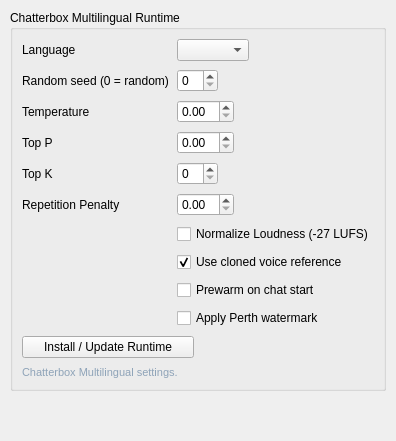
Above: addons/chatterbox_multilingual_tts/ui/chatterbox_tts.ui from Rakile/NeuralCompanion before the change. Below: the same form after it.
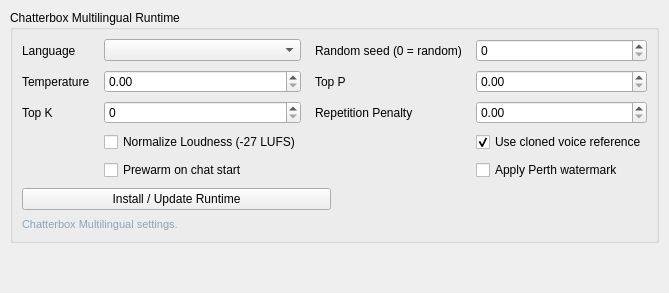
That is the form after the change.

Commit message: Add multilingual TTS UI bindings and tutorial updates

Diff of the .ui file:
```diff
--- a/addons/chatterbox_multilingual_tts/ui/chatterbox_tts.ui
+++ b/addons/chatterbox_multilingual_tts/ui/chatterbox_tts.ui
@@ -25,9 +25,12 @@
        <number>8</number>
       </property>
       <item>
-       <layout class="QFormLayout" name="chatterboxMultilingualForm">
-        <property name="fieldGrowthPolicy">
-         <enum>QFormLayout::FieldGrowthPolicy::ExpandingFieldsGrow</enum>
+       <layout class="QGridLayout" name="chatterboxMultilingualForm">
+        <property name="horizontalSpacing">
+         <number>14</number>
+        </property>
+        <property name="verticalSpacing">
+         <number>8</number>
         </property>
         <item row="0" column="0">
          <widget class="QLabel" name="chatterbox_multilingual_language_label">
@@ -39,64 +42,64 @@
         <item row="0" column="1">
          <widget class="QComboBox" name="chatterbox_multilingual_language_combo"/>
         </item>
-        <item row="1" column="0">
+        <item row="0" column="2">
          <widget class="QLabel" name="chatterbox_multilingual_seed_label">
           <property name="text">
            <string>Random seed (0 = random)</string>
           </property>
          </widget>
         </item>
-        <item row="1" column="1">
+        <item row="0" column="3">
          <widget class="QSpinBox" name="chatterbox_multilingual_seed_spin"/>
         </item>
-        <item row="2" column="0">
+        <item row="1" column="0">
          <widget class="QLabel" name="chatterbox_multilingual_temperature_label">
           <property name="text">
            <string>Temperature</string>
           </property>
          </widget>
         </item>
-        <item row="2" column="1">
+        <item row="1" column="1">
          <widget class="QDoubleSpinBox" name="chatterbox_multilingual_temperature_spin"/>
         </item>
-        <item row="3" column="0">
+        <item row="1" column="2">
          <widget class="QLabel" name="chatterbox_multilingual_top_p_label">
           <property name="text">
            <string>Top P</string>
           </property>
          </widget>
         </item>
-        <item row="3" column="1">
+        <item row="1" column="3">
          <widget class="QDoubleSpinBox" name="chatterbox_multilingual_top_p_spin"/>
         </item>
-        <item row="4" column="0">
+        <item row="2" column="0">
          <widget class="QLabel" name="chatterbox_multilingual_top_k_label">
           <property name="text">
            <string>Top K</string>
           </property>
          </widget>
         </item>
-        <item row="4" column="1">
+        <item row="2" column="1">
          <widget class="QSpinBox" name="chatterbox_multilingual_top_k_spin"/>
         </item>
-        <item row="5" column="0">
+        <item row="2" column="2">
          <widget class="QLabel" name="chatterbox_multilingual_repeat_penalty_label">
           <property name="text">
            <string>Repetition Penalty</string>
           </property>
          </widget>
         </item>
-        <item row="5" column="1">
+        <item row="2" column="3">
          <widget class="QDoubleSpinBox" name="chatterbox_multilingual_repeat_penalty_spin"/>
         </item>
-        <item row="6" column="1">
+        <item row="3" column="1">
          <widget class="QCheckBox" name="chatterbox_multilingual_normalize_loudness_checkbox">
           <property name="text">
            <string>Normalize Loudness (-27 LUFS)</string>
           </property>
          </widget>
         </item>
-        <item row="7" column="1">
+        <item row="3" column="3">
          <widget class="QCheckBox" name="chatterbox_multilingual_use_cloned_voice_checkbox">
           <property name="text">
            <string>Use cloned voice reference</string>
@@ -106,14 +109,14 @@
           </property>
          </widget>
         </item>
-        <item row="8" column="1">
+        <item row="4" column="1">
          <widget class="QCheckBox" name="chatterbox_multilingual_prewarm_checkbox">
           <property name="text">
            <string>Prewarm on chat start</string>
           </property>
          </widget>
         </item>
-        <item row="9" column="1">
+        <item row="4" column="3">
          <widget class="QCheckBox" name="chatterbox_multilingual_apply_watermark_checkbox">
           <property name="text">
            <string>Apply Perth watermark</string>
```
The commit also changes 29 other files.
